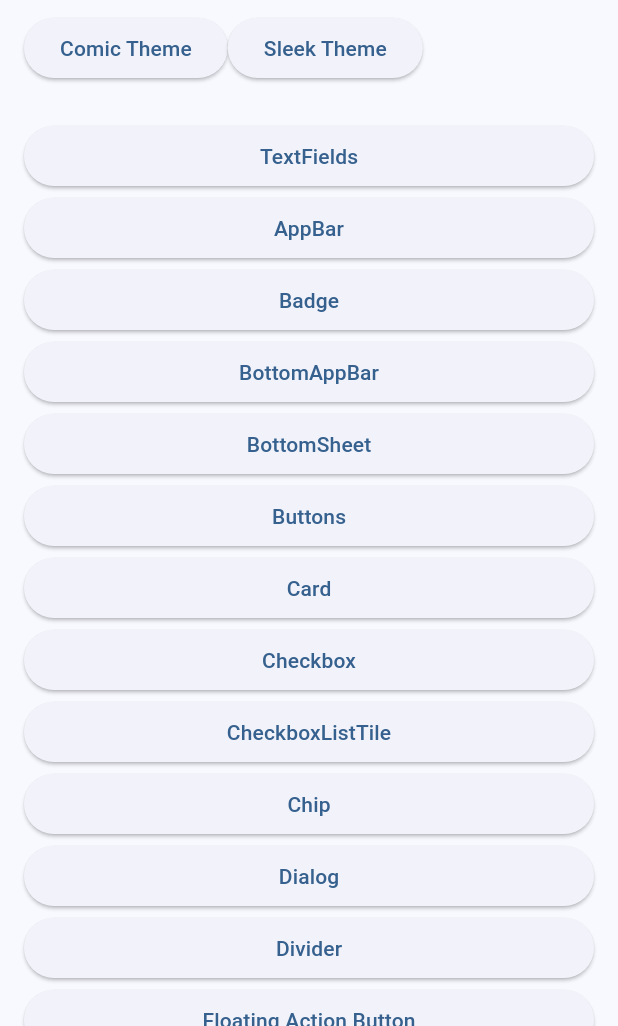
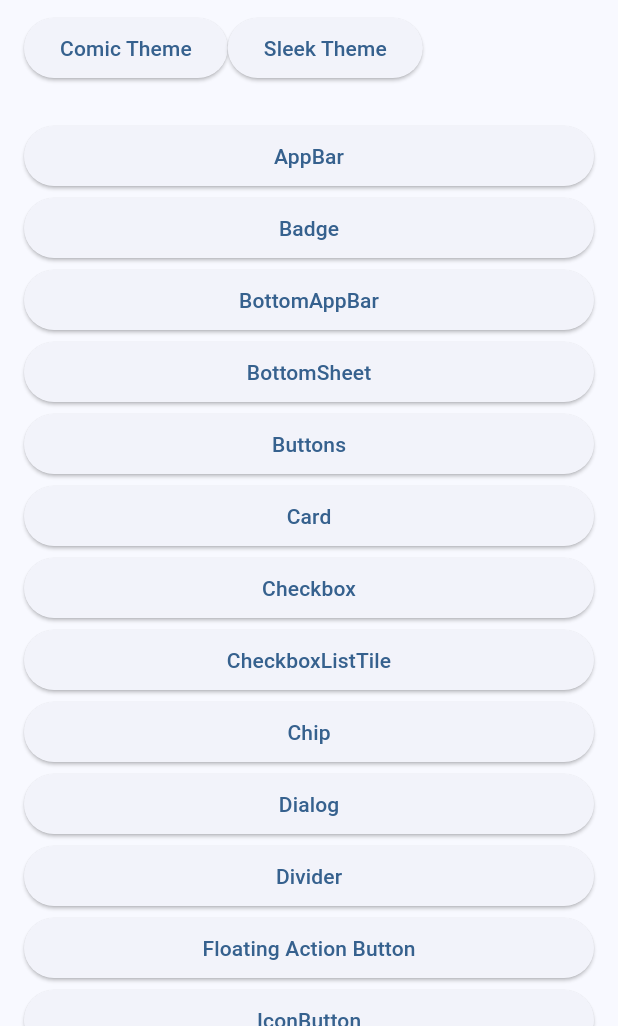
Before and after one commit to thruthesky/easy_design_system_backup_2024_09_24, a Flutter app: the screen it shows after launch, on a phone screen of 412 x 824 dp, the part 210-1236 px from its top. Run offline on Flutter 3.47's test engine with Material 3 defaults, Android fonts, the phone set to English and light mode, and no system bars; our stand-ins replace cached_network_image, rxdart, smooth_page_indicator; missing offline and left inert: loop_page_view, markdown_widget.

Commit message:
remove dublicate TextFields button

```diff
--- a/example/lib/main.dart
+++ b/example/lib/main.dart
@@ -112,7 +112,6 @@ class _MyHomePageState extends State<MyHomePage> {
             ],
           ),
           const SizedBox(height: 24),
-          pushScreen('TextFields', const TextFieldScreen()),
           pushScreen("AppBar", const AppBarScreen()),
           pushScreen('Badge', const BadgeScreen()),
           pushScreen('BottomAppBar', const BottomAppBarScreen()),
```
